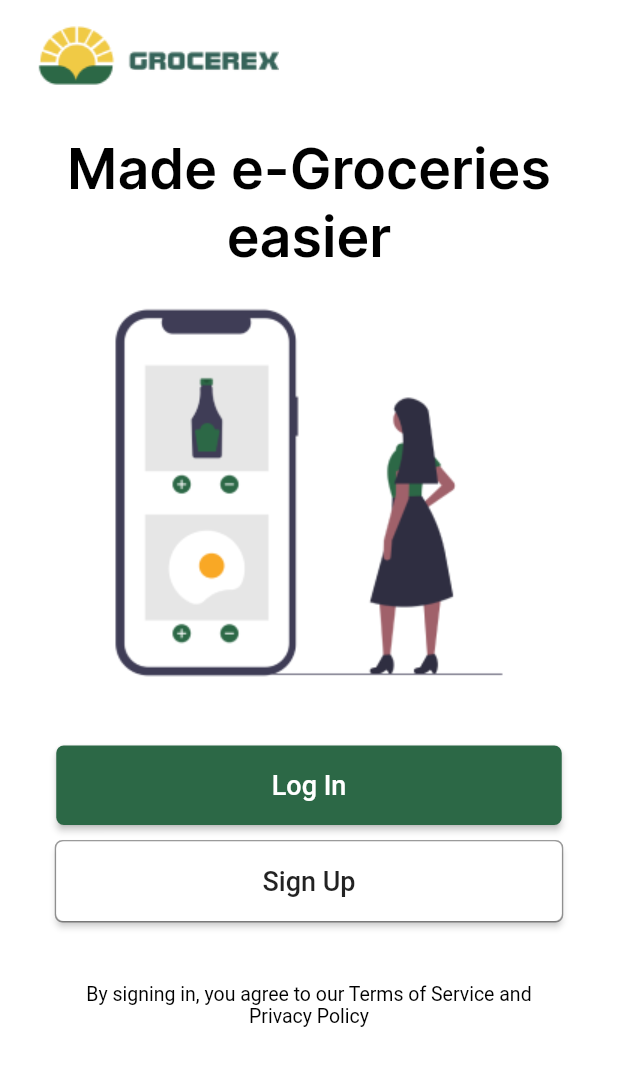
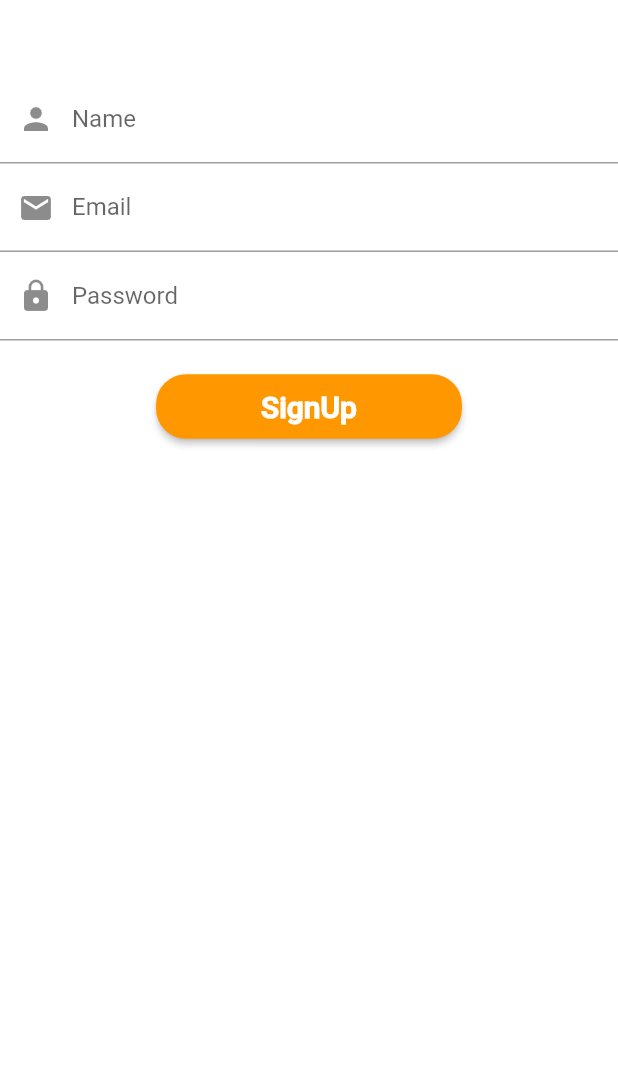
Before and after one commit to Ks1220/flutter_grocery, a Flutter app: the screen it shows after launch, after a tap on "Sign Up", on a phone screen of 412 x 824 dp. Shown: the top 1066 px of the screen. Run offline on Flutter 3.47's test engine with Material 2 defaults, Android fonts, the phone set to English and light mode, and no system bars; our stand-ins replace firebase_auth, flutter_signin_button, google_sign_in; accounts and stored records are empty.

```diff
--- a/lib/HomePage.dart
+++ b/lib/HomePage.dart
@@ -72,7 +72,7 @@ class _HomePageState extends State<HomePage> {
                 RaisedButton(
                     padding: EdgeInsets.fromLTRB(70, 10, 70, 10),
                     onPressed: signOut,
-                    child: Text('Login',
+                    child: Text('Sign Out',
                         style: TextStyle(
                             color: Colors.black,
                             fontSize: 20.0,
--- /dev/null
+++ b/lib/SignUp.dart
@@ -0,0 +1,134 @@
+// import 'package:firebase_auth/firebase_auth.dart';
+import 'package:flutter/material.dart';
+import 'package:flutter_grocery/AuthService.dart';
+// import 'package:firebase_core/firebase_core.dart';
+// import 'package:flutter_grocery/provider/GoogleSignInProvider.dart';
+// import 'package:flutter_signin_button/flutter_signin_button.dart';
+// import 'package:provider/provider.dart';
+import 'HomePage.dart';
+
+class SignUp extends StatefulWidget {
+  const SignUp({Key? key}) : super(key: key);
+
+  @override
+  _SignUpState createState() => _SignUpState();
+}
+
+class _SignUpState extends State<SignUp> {
+  final AuthService _auth = AuthService();
+  final _formKey = GlobalKey<FormState>();
+
+  TextEditingController _nameController = TextEditingController();
+  TextEditingController _emailController = TextEditingController();
+  TextEditingController _passwordController = TextEditingController();
+
+  late String _email, _password, _name, _confirmpass;
+
+  @override
+  void initState() {
+    super.initState();
+  }
+
+
+  showError(String errormessage) {
+    showDialog(
+        context: context,
+        builder: (BuildContext context) {
+          return AlertDialog(
+            title: Text('ERROR'),
+            content: Text(errormessage),
+            actions: <Widget>[
+              FlatButton(
+                  onPressed: () {
+                    Navigator.of(context).pop();
+                  },
+                  child: Text('OK'))
+            ],
+          );
+        });
+  }
+
+  @override
+  Widget build(BuildContext context) {
+    return Scaffold(
+        body: SingleChildScrollView(
+      child: Container(
+          child: Column(
+        children: [
+          SizedBox(height: 50),
+          Form(
+              key: _formKey,
+              child: Column(children: [
+                TextFormField(
+                    controller: _nameController,
+                    validator: (input) {
+                      if (input!.isEmpty) return 'Enter Name';
+                    },
+                    decoration: InputDecoration(
+                        labelText: "Name", prefixIcon: Icon(Icons.person)),
+                    onSaved: (input) => _name = input!),
+                TextFormField(
+                    controller: _emailController,
+                    validator: (input) {
+                      if (input!.isEmpty) return 'Enter Email';
+                    },
+                    decoration: InputDecoration(
+                        labelText: "Email", prefixIcon: Icon(Icons.mail)),
+                    onSaved: (input) => _name = input!),
+                TextFormField(
+                    controller: _passwordController,
+                    validator: (input) {
+                      if (input!.length < 6)
+                        return 'Provide minimum 6 character';
+                    },
+                    decoration: InputDecoration(
+                        labelText: "Password", prefixIcon: Icon(Icons.lock)),
+                    obscureText: true,
+                    onSaved: (input) => _password = input!),
+              ])),
+          SizedBox(height: 20),
+          RaisedButton(
+            padding: EdgeInsets.fromLTRB(70, 10, 70, 10),
+            onPressed: () {
+              if (_formKey.currentState!.validate()) {
+                createUser();
+              }
+            },
+            child: Text('SignUp',
+                style: TextStyle(
+                    color: Colors.white,
+                    fontSize: 20.0,
+                    fontWeight: FontWeight.bold)),
+            color: Colors.orange,
+            shape: RoundedRectangleBorder(
+              borderRadius: BorderRadius.circular(20.0),
+            ),
+          ),
+          // SignInButton(
+          //       Buttons.Google,
+          //       onPressed: () {
+          //         // final provider =
+          //         //     Provider.of<GoogleSignInProvider>(context, listen: false);
+          //         // provider.login();
+          //       },
+          //     )
+        ],
+      )),
+    ));
+  }
+
+  void createUser() async {
+    dynamic result = await _auth.createNewUser(
+        _emailController.text.trim(), _passwordController.text);
+    if (result == null) {
+      print('Email is not valid');
+    } else {
+      print(result.toString());
+      _nameController.clear();
+      _passwordController.clear();
+      _emailController.clear();
+      Navigator.push(
+            context, MaterialPageRoute(builder: (context) => HomePage()));
+    }
+  }
+}
--- a/lib/Start.dart
+++ b/lib/Start.dart
@@ -2,6 +2,7 @@ import 'package:flutter/material.dart';
 import 'package:flutter_signin_button/flutter_signin_button.dart';
 
 import 'Login.dart';
+import 'SignUp.dart';
 
 class Start extends StatefulWidget {
   const Start({Key? key}) : super(key: key);
@@ -13,6 +14,10 @@ class Start extends StatefulWidget {
 class _StartState extends State<Start> {
   navigateToLogin() async {
     Navigator.push(context, MaterialPageRoute(builder: (context) => Login()));
+  }
+
+  navigateToSignup() async {
+    Navigator.push(context, MaterialPageRoute(builder: (context) => SignUp()));
   }
 
   @override
@@ -79,7 +84,7 @@ class _StartState extends State<Start> {
                       minWidth: 337.0,
                       height: 53.0,
                       child: RaisedButton(
-                        onPressed: () {},
+                        onPressed: navigateToSignup,
                         child: Text("Sign Up",
                             style: TextStyle(
                                 fontSize: 18,
@@ -110,10 +115,6 @@ class _StartState extends State<Start> {
             ),
             width: 300,
           ),
-          // SignInButton(
-          //   Buttons.Google,
-          //   onPressed: () {},
-          // )
         ])));
   }
 }
```
Also changed, not shown: lib/AuthService.dart (added, +48 -0 lines), lib/Login.dart (+47 -33 lines), lib/provider/GoogleSignInProvider.dart (added, +45 -0 lines).
